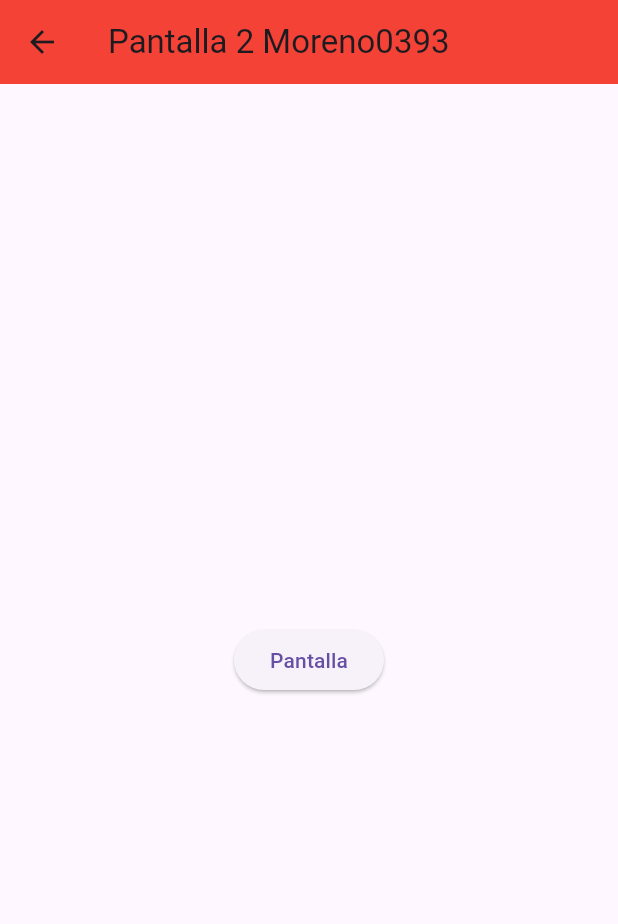
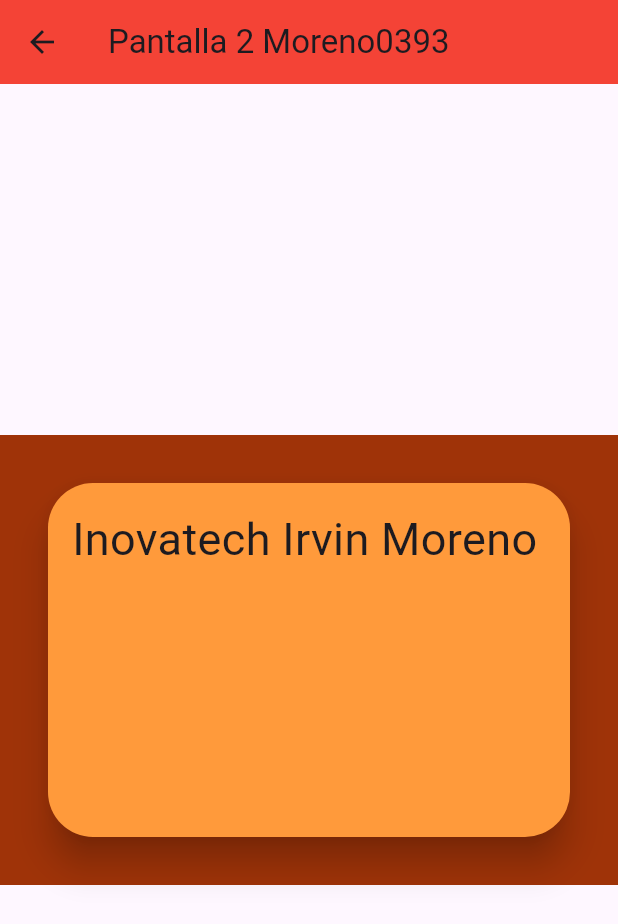
Before and after one commit to MorenoIA128/p15-RutasV2-0393, a Flutter app: the Pantalla2_0393 screen opened by its route, on a phone screen of 412 x 824 dp. Shown: the top 924 px of the screen. Run offline on Flutter 3.47's test engine with Material 3 defaults, Android fonts, the phone set to English and light mode, and no system bars.

```diff
--- a/lib/pantalla2_0393.dart
+++ b/lib/pantalla2_0393.dart
@@ -12,14 +12,24 @@ class Pantalla2_0393 extends StatelessWidget {
         backgroundColor: Colors.red,
       ),
       body: Center(
-        child: Column(
-          mainAxisAlignment: MainAxisAlignment.center,
-          children: [
-            ElevatedButton(
-              onPressed: () {}, // si presiona boton
-              child: Text("Pantalla"),
-            )
-          ],
+        child: Container(
+          color: Color(0xff9f3308),
+          width: double.infinity,
+          height: 300,
+          child: Card(
+            color: Color(0xffff9a3b),
+            elevation: 10,
+            shape:
+                RoundedRectangleBorder(borderRadius: BorderRadius.circular(30)),
+            margin: EdgeInsets.all(32),
+            child: Padding(
+              padding: EdgeInsets.all(16),
+              child: Text(
+                "Inovatech Irvin Moreno",
+                style: TextStyle(fontSize: 30),
+              ),
+            ),
+          ),
         ),
       ),
     );
--- a/lib/pantallainicial_0393.dart
+++ b/lib/pantallainicial_0393.dart
@@ -8,7 +8,7 @@ class PantallaInicial_0393 extends StatelessWidget {
   Widget build(BuildContext context) {
     return Scaffold(
       appBar: AppBar(
-        title: Text("Pantalla Inicial Irvin Moreno0393"),
+        title: Text("Card container Irvin Moreno0393"),
         backgroundColor: Colors.indigo,
       ),
       body: Center(
```
Also changed, not shown: lib/pantalla1_0393.dart (+11 -7 lines).
